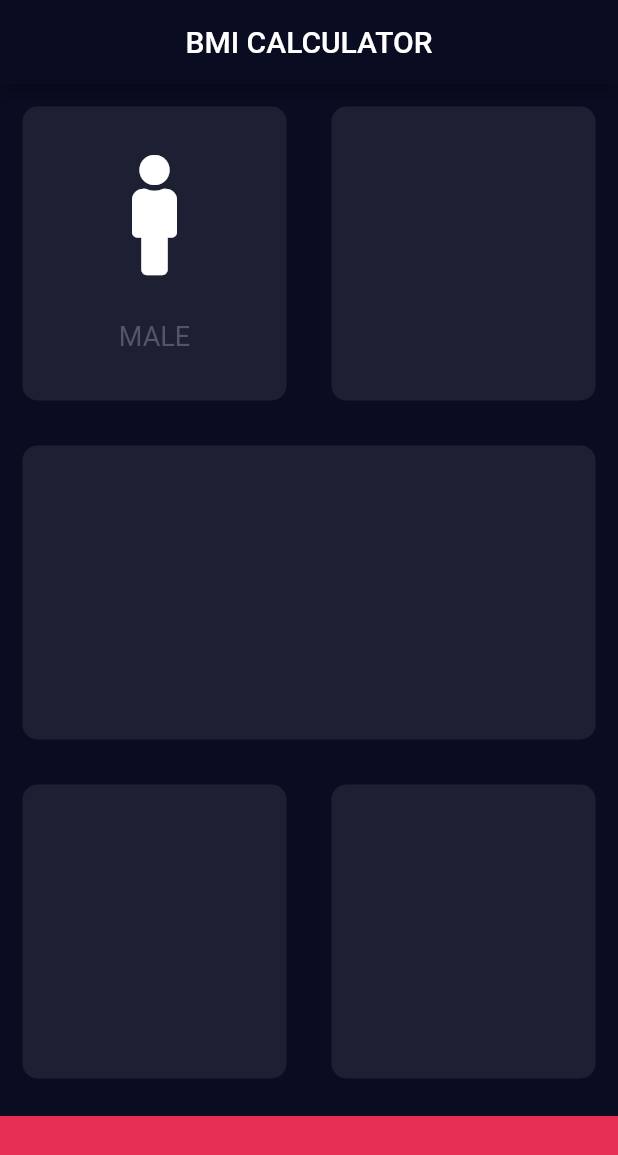
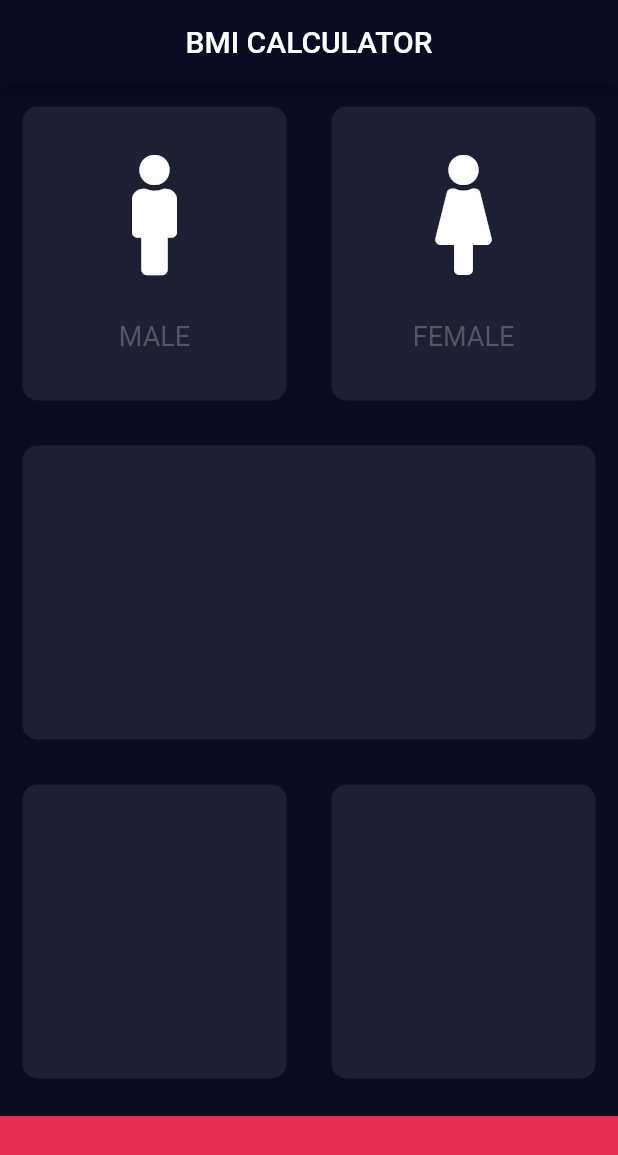
Before and after one commit to gohardhuddi/bmi_calculator_final, a Flutter app: the screen it shows after launch, on a phone screen of 412 x 824 dp. Shown: the top 1155 px of the screen. Run offline on Flutter 3.47's test engine with Material 2 defaults, Android fonts, the phone set to English and light mode, and no system bars; our stand-ins replace font_awesome_flutter.

Commit message:
Changing icon & text vales from hardcoded to const;

```diff
--- a/lib/input_page.dart
+++ b/lib/input_page.dart
@@ -27,13 +27,19 @@ class _InputPageState extends State<InputPage> {
                 Expanded(
                   child: Reuseable_card(
                     colour: activeCardColor,
-                    cardChild: icon_contant(),
+                    cardChild: icon_contant(
+                      icon: FontAwesomeIcons.male,
+                      label: 'MALE',
+                    ),
                   ),
                 ),
                 Expanded(
                   child: Reuseable_card(
                     colour: activeCardColor,
-                    // cardChild: icon_contant(),
+                    cardChild: icon_contant(
+                      icon: FontAwesomeIcons.female,
+                      label: "FEMALE",
+                    ),
                   ),
                 ),
               ],
@@ -71,9 +77,9 @@ class _InputPageState extends State<InputPage> {
 }
 
 class icon_contant extends StatelessWidget {
-  const icon_contant({
-    Key key,
-  }) : super(key: key);
+  icon_contant({this.icon, this.label});
+  final IconData icon;
+  final String label;
 
   @override
   Widget build(BuildContext context) {
@@ -81,14 +87,14 @@ class icon_contant extends StatelessWidget {
       mainAxisAlignment: MainAxisAlignment.center,
       children: [
         Icon(
-          FontAwesomeIcons.male,
+          icon,
           size: 80.0,
         ),
         SizedBox(
           height: 30.0,
         ),
         Text(
-          'MALE',
+          label,
           style: TextStyle(fontSize: 18.0, color: Color(0xFF555665)),
         ),
       ],
```
